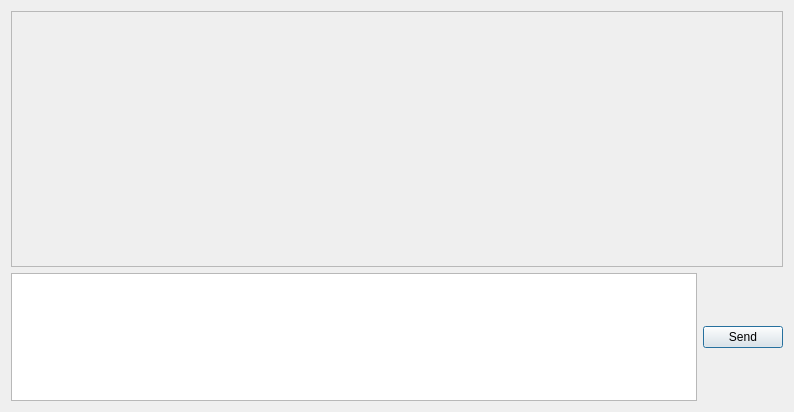
Above: messagewindow.ui from rdiaz002/MessageRelay-Software before the change. Below: the same form after it.
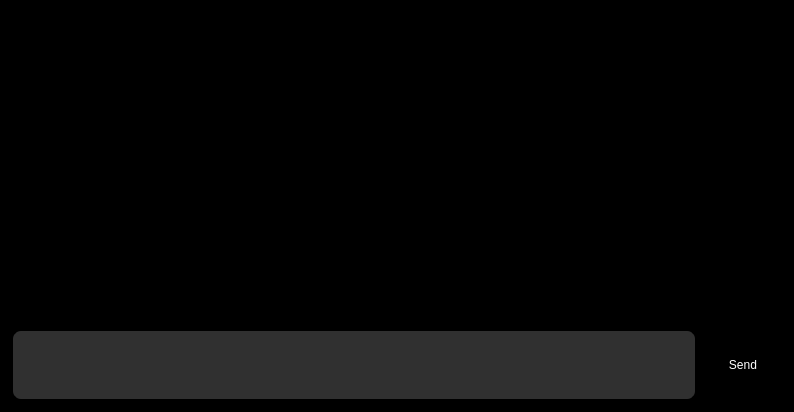
That is the form after the change.

Commit message: Added StyleSheet for messagewindow and changed some styles on notification panel.

The edit to the form file:
```diff
--- a/messagewindow.ui
+++ b/messagewindow.ui
@@ -13,18 +13,42 @@
   <property name="windowTitle">
    <string>Dialog</string>
   </property>
+  <property name="styleSheet">
+   <string notr="true">*{
+Background-color:#000000;
+color:white;
+}
+QDialog#MessageWindow{
+border: 2px solid;
+}
+
+QLabel[reciever=&quot;true&quot;]{
+background-color:#303030;
+border-radius: 10px;
+color:white;
+}
+QLabel[sender=&quot;true&quot;]{
+background-color:#3700B3;
+border-radius: 10px;
+color:white;
+}</string>
+  </property>
   <property name="sizeGripEnabled">
    <bool>false</bool>
   </property>
   <property name="modal">
    <bool>false</bool>
   </property>
-  <layout class="QVBoxLayout" name="verticalLayout" stretch="2,1">
+  <layout class="QVBoxLayout" name="verticalLayout" stretch="7,1">
    <property name="sizeConstraint">
     <enum>QLayout::SetMaximumSize</enum>
    </property>
    <item>
     <widget class="QScrollArea" name="scrollArea">
+     <property name="styleSheet">
+      <string notr="true">
+</string>
+     </property>
      <property name="horizontalScrollBarPolicy">
       <enum>Qt::ScrollBarAsNeeded</enum>
      </property>
@@ -40,7 +64,7 @@
         <x>0</x>
         <y>0</y>
         <width>774</width>
-        <height>257</height>
+        <height>311</height>
        </rect>
       </property>
       <property name="sizePolicy">
@@ -73,13 +97,30 @@
    <item>
     <layout class="QHBoxLayout" name="horizontalLayout">
      <item>
-      <widget class="QTextEdit" name="textBox"/>
+      <widget class="QTextEdit" name="textBox">
+       <property name="sizePolicy">
+        <sizepolicy hsizetype="MinimumExpanding" vsizetype="Expanding">
+         <horstretch>0</horstretch>
+         <verstretch>0</verstretch>
+        </sizepolicy>
+       </property>
+       <property name="styleSheet">
+        <string notr="true">QTextEdit#textBox{
+background-color:#303030;
+border: 2px solid;
+border-radius: 10px;
+}</string>
+       </property>
+      </widget>
      </item>
      <item>
       <widget class="QPushButton" name="sendButton">
        <property name="text">
         <string>Send</string>
        </property>
+       <property name="flat">
+        <bool>true</bool>
+       </property>
       </widget>
      </item>
     </layout>
```
The commit also changes 3 other files.
